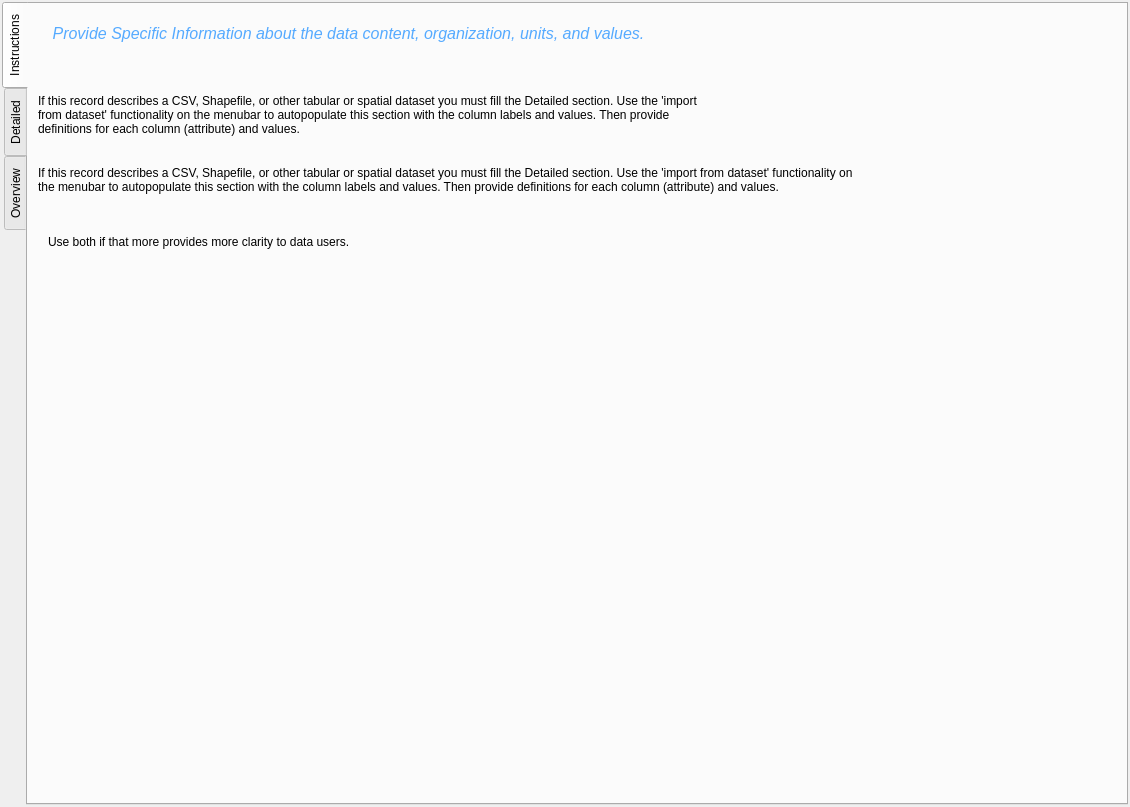
DOI-USGS/fort-pymdwizard, file pymdwizard/gui/ui_files/EA.ui: the form before one commit.
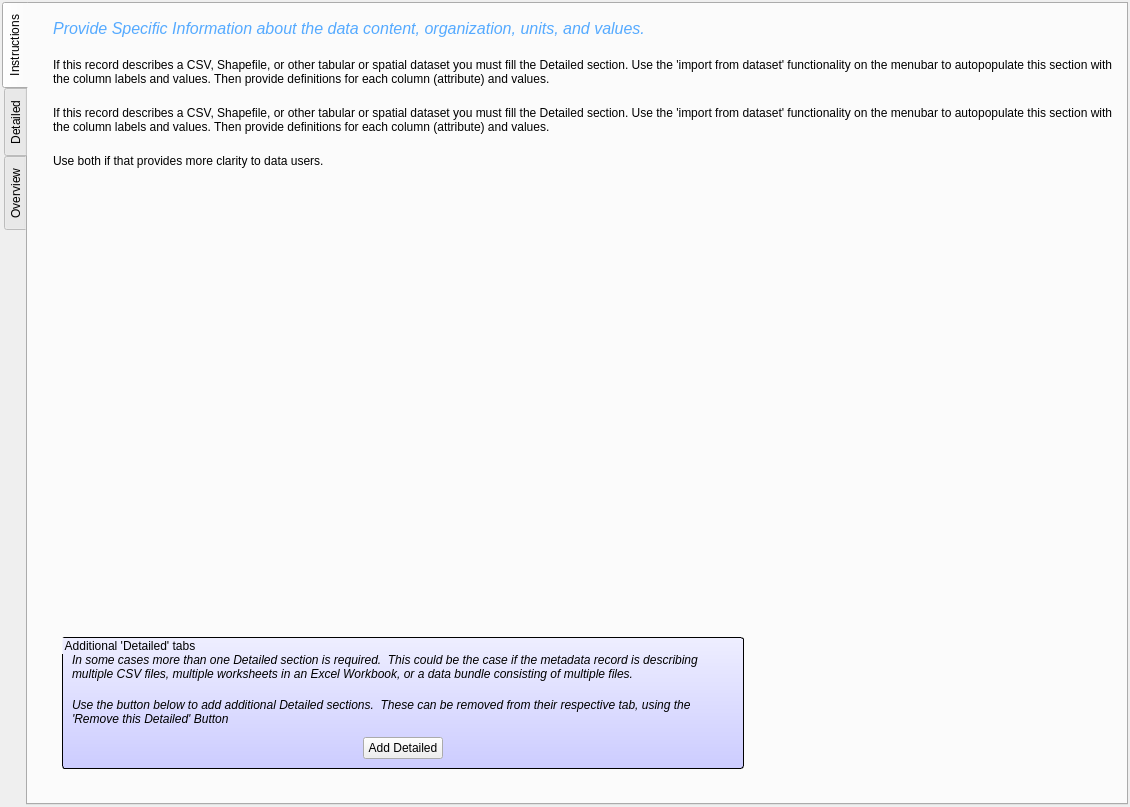
The form after the commit. The open tabs and pages were chosen to show the change.

```diff
--- a/pymdwizard/gui/ui_files/EA.ui
+++ b/pymdwizard/gui/ui_files/EA.ui
@@ -14,6 +14,9 @@
    <string>Form</string>
   </property>
   <layout class="QVBoxLayout" name="verticalLayout">
+   <property name="spacing">
+    <number>20</number>
+   </property>
    <property name="leftMargin">
     <number>2</number>
    </property>
@@ -38,15 +41,21 @@
       <attribute name="title">
        <string>Instructions</string>
       </attribute>
+      <layout class="QVBoxLayout" name="verticalLayout_4">
+       <property name="spacing">
+        <number>20</number>
+       </property>
+       <property name="leftMargin">
+        <number>25</number>
+       </property>
+       <property name="topMargin">
+        <number>15</number>
+       </property>
+       <property name="bottomMargin">
+        <number>25</number>
+       </property>
+       <item>
       <widget class="QLabel" name="label_5">
-       <property name="geometry">
-        <rect>
-         <x>10</x>
-         <y>20</y>
-         <width>621</width>
-         <height>20</height>
-        </rect>
-       </property>
        <property name="sizePolicy">
         <sizepolicy hsizetype="Fixed" vsizetype="Minimum">
          <horstretch>0</horstretch>
@@ -96,15 +105,9 @@
         <number>0</number>
        </property>
       </widget>
+       </item>
+       <item>
       <widget class="QLabel" name="label_2">
-       <property name="geometry">
-        <rect>
-         <x>10</x>
-         <y>70</y>
-         <width>661</width>
-         <height>81</height>
-        </rect>
-       </property>
        <property name="text">
         <string>If this record describes a CSV, Shapefile, or other tabular or spatial dataset you must fill the Detailed section. Use the 'import from dataset' functionality on the menubar to autopopulate this section with the column labels and values. Then provide definitions for each column (attribute) and values. </string>
        </property>
@@ -112,15 +115,9 @@
         <bool>true</bool>
        </property>
       </widget>
+       </item>
+       <item>
       <widget class="QLabel" name="label_3">
-       <property name="geometry">
-        <rect>
-         <x>10</x>
-         <y>160</y>
-         <width>821</width>
-         <height>31</height>
-        </rect>
-       </property>
        <property name="text">
         <string>If this record describes a CSV, Shapefile, or other tabular or spatial dataset you must fill the Detailed section. Use the 'import from dataset' functionality on the menubar to autopopulate this section with the column labels and values. Then provide definitions for each column (attribute) and values. </string>
        </property>
@@ -128,19 +125,138 @@
         <bool>true</bool>
        </property>
       </widget>
+       </item>
+       <item>
       <widget class="QLabel" name="label_4">
-       <property name="geometry">
-        <rect>
-         <x>20</x>
-         <y>230</y>
-         <width>321</width>
-         <height>16</height>
-        </rect>
-       </property>
+         <property name="text">
+          <string>Use both if that provides more clarity to data users.</string>
+         </property>
+        </widget>
+       </item>
+       <item>
+        <spacer name="verticalSpacer">
+         <property name="orientation">
+          <enum>Qt::Vertical</enum>
+         </property>
+         <property name="sizeHint" stdset="0">
+          <size>
+           <width>20</width>
+           <height>419</height>
+          </size>
+         </property>
+        </spacer>
+       </item>
+       <item>
+        <widget class="QWidget" name="widget" native="true">
+         <property name="sizePolicy">
+          <sizepolicy hsizetype="Fixed" vsizetype="Fixed">
+           <horstretch>0</horstretch>
+           <verstretch>0</verstretch>
+          </sizepolicy>
+         </property>
+         <property name="minimumSize">
+          <size>
+           <width>700</width>
+           <height>150</height>
+          </size>
+         </property>
+         <layout class="QVBoxLayout" name="verticalLayout_5">
+          <item>
+           <widget class="QGroupBox" name="groupBox">
+            <property name="styleSheet">
+             <string notr="true">QGroupBox{ 
+font: 75 10pt &quot;Arial&quot;;
+border: 1px solid black;
+border-radius: 3px;
+background: QLinearGradient(x1: 0, y1: 0, x2: 0, y2: 1, stop: 0 #eef, stop: 1 #ccf);
+} </string>
+            </property>
+            <property name="title">
+             <string>Additional 'Detailed' tabs</string>
+            </property>
+            <layout class="QVBoxLayout" name="verticalLayout_3">
+             <item>
+              <widget class="QLabel" name="label_34">
+               <property name="sizePolicy">
+                <sizepolicy hsizetype="Preferred" vsizetype="Fixed">
+                 <horstretch>0</horstretch>
+                 <verstretch>0</verstretch>
+                </sizepolicy>
+               </property>
+               <property name="styleSheet">
+                <string notr="true">font: italic;</string>
+               </property>
        <property name="text">
-        <string>Use both if that more provides more clarity to data users.</string>
-       </property>
-      </widget>
+                <string>In some cases more than one Detailed section is required.  This could be the case if the metadata record is describing multiple CSV files, multiple worksheets in an Excel Workbook, or a data bundle consisting of multiple files.</string>
+               </property>
+               <property name="wordWrap">
+                <bool>true</bool>
+               </property>
+              </widget>
+             </item>
+             <item>
+              <widget class="QLabel" name="label_35">
+               <property name="sizePolicy">
+                <sizepolicy hsizetype="Preferred" vsizetype="Fixed">
+                 <horstretch>0</horstretch>
+                 <verstretch>0</verstretch>
+                </sizepolicy>
+               </property>
+               <property name="styleSheet">
+                <string notr="true">font: italic;</string>
+               </property>
+               <property name="text">
+                <string>Use the button below to add additional Detailed sections.  These can be removed from their respective tab, using the 'Remove this Detailed' Button</string>
+               </property>
+               <property name="wordWrap">
+                <bool>true</bool>
+               </property>
+              </widget>
+             </item>
+             <item>
+              <layout class="QHBoxLayout" name="horizontalLayout_2">
+               <item>
+                <spacer name="horizontalSpacer">
+                 <property name="orientation">
+                  <enum>Qt::Horizontal</enum>
+                 </property>
+                 <property name="sizeHint" stdset="0">
+                  <size>
+                   <width>38</width>
+                   <height>20</height>
+                  </size>
+                 </property>
+                </spacer>
+               </item>
+               <item>
+                <widget class="QPushButton" name="btn_add_detailed">
+                 <property name="text">
+                  <string>Add Detailed</string>
+                 </property>
+                </widget>
+               </item>
+               <item>
+                <spacer name="horizontalSpacer_2">
+                 <property name="orientation">
+                  <enum>Qt::Horizontal</enum>
+                 </property>
+                 <property name="sizeHint" stdset="0">
+                  <size>
+                   <width>38</width>
+                   <height>20</height>
+                  </size>
+                 </property>
+                </spacer>
+               </item>
+              </layout>
+             </item>
+            </layout>
+           </widget>
+          </item>
+         </layout>
+        </widget>
+       </item>
+      </layout>
      </widget>
      <widget class="QWidget" name="fgdc_detailed">
       <attribute name="title">
```
Left out of the diff: 2 changed lines with no effect on the pictures. Lines whose indentation alone changed are shown as unchanged.
